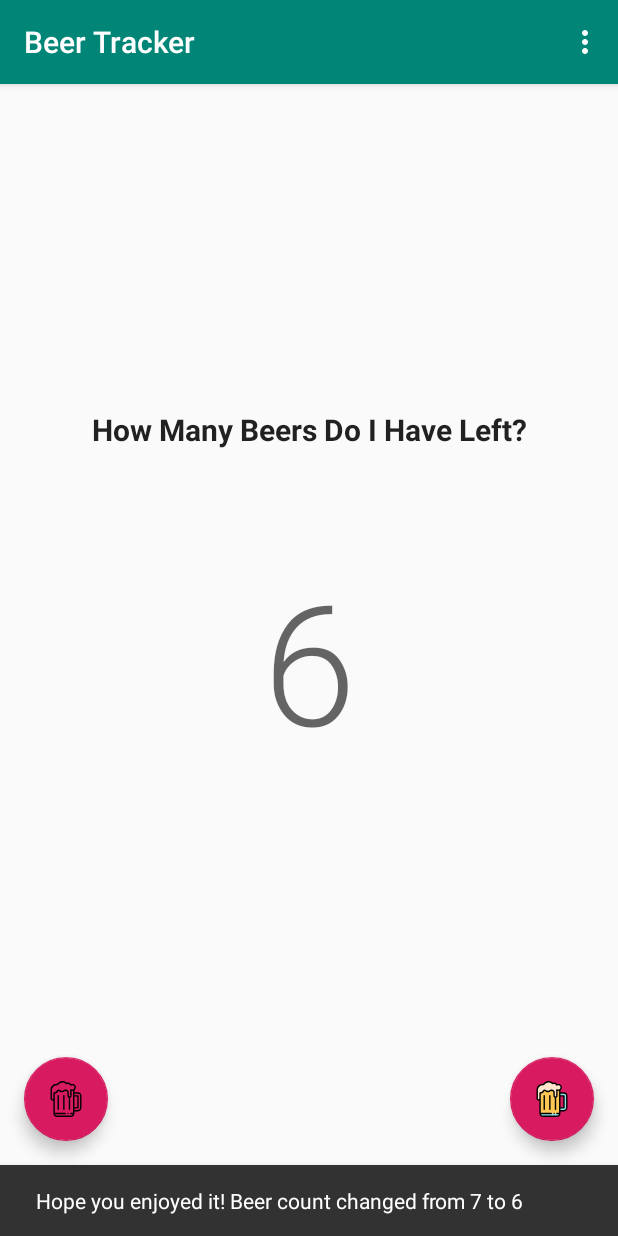
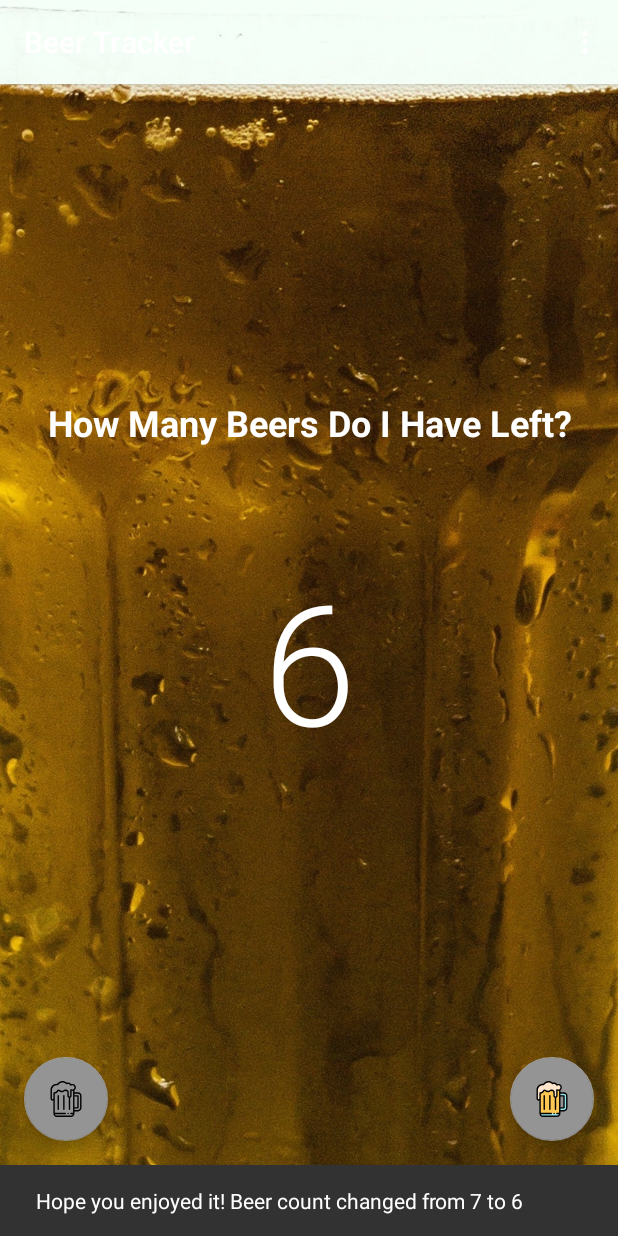
Before and after one commit to sladebaumann/beertracker, an Android app: the screen it shows after launch (MainActivity), after a tap on an icon or button, on a phone screen of 412 x 824 dp. Run offline under Robolectric (Android 15) with nearby library versions, the phone set to English and light mode, and no system bars.

Commit message:
Added background, db functionality, some styling
Still needs a lot of work in the styling department (toolbar looks janky
and could be removed). Also needs the buttons to be bigger.

```diff
--- /dev/null
+++ b/app/src/main/java/com/example/beertracker/DBHandler.kt
@@ -0,0 +1,131 @@
+package com.example.beertracker
+
+import android.content.ContentValues
+import android.content.Context
+import android.database.sqlite.SQLiteDatabase
+import android.database.sqlite.SQLiteOpenHelper
+import java.util.*
+
+class DBHandler(context: Context, name: String?,
+                factory: SQLiteDatabase.CursorFactory?, version: Int) :
+                        SQLiteOpenHelper(context, DATABASE_NAME, factory, DATABASE_VERSION) {
+
+    override fun onCreate(db: SQLiteDatabase) {
+        val CREATE_BEER_TABLE = ("CREATE TABLE " +
+                TABLE_BEER + "("
+                + BEER_COLUMN_ID + " INTEGER PRIMARY KEY," +
+                BEER_COLUMN_COUNT
+                + " INTEGER," + BEER_COLUMN_TIMESTAMP + " TEXT" + ")")
+        db.execSQL(CREATE_BEER_TABLE)
+
+        // initialize value in table
+        val values = ContentValues()
+        // TODO: use var for initial value
+        values.put(BEER_COLUMN_COUNT, 7)
+        values.put(BEER_COLUMN_TIMESTAMP, Date().toString())
+
+        db.insert(TABLE_BEER, null, values)
+    }
+
+    override fun onUpgrade(db: SQLiteDatabase, oldVersion: Int, newVersion: Int) {
+        db.execSQL("DROP TABLE IF EXISTS " + TABLE_BEER)
+        onCreate(db)
+    }
+
+    companion object {
+
+        private val DATABASE_VERSION = 1
+        private val DATABASE_NAME = "beertracker.db"
+        val TABLE_BEER = "beer"
+
+        val BEER_COLUMN_ID = "_id"
+        val BEER_COLUMN_COUNT = "count"
+        val BEER_COLUMN_TIMESTAMP = "timestamp"
+    }
+
+    fun resetCountToInitial(initialValue: Int) {
+        val db = this.writableDatabase
+
+        val values = ContentValues()
+        values.put(BEER_COLUMN_COUNT, initialValue)
+        values.put(BEER_COLUMN_TIMESTAMP, Date().toString())
+
+        db.insert(TABLE_BEER, null, values)
+
+        db.close()
+    }
+
+    fun getBeer(): Int {
+        // get current count
+        val query = "SELECT $BEER_COLUMN_COUNT FROM $TABLE_BEER ORDER BY $BEER_COLUMN_ID DESC LIMIT 0,1"
+
+        val db = this.writableDatabase
+        val cursor = db.rawQuery(query, null)
+        var count: Int? = null
+        if (cursor.moveToFirst()) {
+            cursor.moveToFirst()
+
+            count = Integer.parseInt(cursor.getString(0))
+            cursor.close()
+        }
+        db.close()
+        if (count == null) {
+            // TODO: throw error and remove return
+            return 0
+        } else {
+            return count
+        }
+    }
+
+    fun addBeer(amt: Int) {
+        // get current count
+        val query = "SELECT $BEER_COLUMN_COUNT FROM $TABLE_BEER ORDER BY $BEER_COLUMN_ID DESC LIMIT 0,1"
+
+        val db = this.writableDatabase
+        val cursor = db.rawQuery(query, null)
+        var count: Int? = null
+        if (cursor.moveToFirst()) {
+            cursor.moveToFirst()
+
+            count = Integer.parseInt(cursor.getString(0))
+            cursor.close()
+        }
+        // set count with one more bonus beer
+        val newCount = (count?: 0) + amt
+        val values = ContentValues()
+        values.put(BEER_COLUMN_COUNT, newCount)
+        values.put(BEER_COLUMN_TIMESTAMP, Date().toString())
+
+        db.insert(TABLE_BEER, null, values)
+        db.close()
+    }
+
+    fun removeBeer(amt: Int) {
+        // get current count
+        val query =
+            "SELECT $BEER_COLUMN_COUNT FROM $TABLE_BEER ORDER BY $BEER_COLUMN_ID DESC LIMIT 0,1"
+        val db = this.writableDatabase
+        val cursor = db.rawQuery(query, null)
+        var count: Int? = null
+        if (cursor.moveToFirst()) {
+            cursor.moveToFirst()
+
+            count = Integer.parseInt(cursor.getString(0))
+            cursor.close()
+        }
+        // if there are no beers, send failure message
+        if (count == null || count == 0) {
+            // do nothing
+        } else {
+            // set count with one less bonus beer
+            val newCount = (count?: 0) - amt
+            val values = ContentValues()
+            values.put(BEER_COLUMN_COUNT, newCount)
+            values.put(BEER_COLUMN_TIMESTAMP, Date().toString())
+
+            db.insert(TABLE_BEER, null, values)
+        }
+
+        db.close()
+    }
+}
--- a/app/src/main/java/com/example/beertracker/MainActivity.kt
+++ b/app/src/main/java/com/example/beertracker/MainActivity.kt
@@ -1,34 +1,55 @@
 package com.example.beertracker
 
 import android.os.Bundle
-import android.support.design.widget.Snackbar
-import android.support.v7.app.AppCompatActivity;
+import androidx.appcompat.app.AppCompatActivity;
 import android.view.Menu
 import android.view.MenuItem
+import com.google.android.material.snackbar.Snackbar
 
 import kotlinx.android.synthetic.main.activity_main.*
 import kotlinx.android.synthetic.main.content_main.*
+import android.R.attr.y
+import android.R.attr.x
+import android.opengl.Matrix
+
 
 class MainActivity : AppCompatActivity() {
 
     override fun onCreate(savedInstanceState: Bundle?) {
+
         super.onCreate(savedInstanceState)
         setContentView(R.layout.activity_main)
         setSupportActionBar(toolbar)
 
+        homeTitle.text = resources.getString(R.string.how_much)
+
+        val dbHandler = DBHandler(this, null, null, 1)
+
+        var initialVal = dbHandler.getBeer()
+        totalBeersLeft.text = initialVal.toString()
+
         decrementButton.setOnClickListener { view ->
-            val originalValue = totalBeersLeft.text.toString().toInt()
-            val newValue = originalValue - 1
-            totalBeersLeft.text = newValue.toString()
-            Snackbar.make(view, "Hope you enjoyed it! Beer count changed from $originalValue to $newValue",
-                Snackbar.LENGTH_LONG).show()
+            initialVal = dbHandler.getBeer()
+
+            // initial value is 0, can't have anymore beer
+            if (initialVal == 0) {
+                Snackbar.make(view, "You are all out of beer!!!",
+                    Snackbar.LENGTH_LONG).show()
+            } else {
+                dbHandler.removeBeer(1)
+                val newVal = dbHandler.getBeer()
+                totalBeersLeft.text = newVal.toString()
+                Snackbar.make(view, "Hope you enjoyed it! Beer count changed from $initialVal to $newVal",
+                    Snackbar.LENGTH_LONG).show()
+            }
         }
 
         incrementButton.setOnClickListener { view ->
-            val originalValue = totalBeersLeft.text.toString().toInt()
-            val newValue = originalValue + 1
-            totalBeersLeft.text = newValue.toString()
-            Snackbar.make(view, "You deserve a beer! Beer count changed from $originalValue to $newValue",
+            initialVal = dbHandler.getBeer()
+            dbHandler.addBeer(1)
+            val newVal = dbHandler.getBeer()
+            totalBeersLeft.text = newVal.toString()
+            Snackbar.make(view, "You deserve a beer! Beer count changed from $initialVal to $newVal",
                 Snackbar.LENGTH_LONG).show()
         }
     }
@@ -44,7 +65,10 @@ class MainActivity : AppCompatActivity() {
         // automatically handle clicks on the Home/Up button, so long
         // as you specify a parent activity in AndroidManifest.xml.
         return when (item.itemId) {
-            R.id.action_settings -> true
+            R.id.action_settings -> {
+//                setContentView(R.layout.settings)
+                true
+            }
             else -> super.onOptionsItemSelected(item)
         }
     }
--- a/app/src/main/res/drawable/ic_beer_empty.xml
+++ b/app/src/main/res/drawable/ic_beer_empty.xml
@@ -1,5 +1,5 @@
-<vector android:height="24dp" android:viewportHeight="512"
-    android:viewportWidth="512" android:width="24dp" xmlns:android="http://schemas.android.com/apk/res/android">
+<vector android:height="48dp" android:viewportHeight="512"
+    android:viewportWidth="512" android:width="48dp" xmlns:android="http://schemas.android.com/apk/res/android">
     <path android:fillColor="#FF000000" android:pathData="M286,451.29c-5.52,0 -10,4.48 -10,10c0,5.52 4.48,10 10,10c5.52,0 10,-4.48 10,-10S291.52,451.29 286,451.29z"/>
     <path android:fillColor="#FF000000" android:pathData="M145.5,200.29c-5.523,0 -10,4.477 -10,10v191c0,5.523 4.477,10 10,10s10,-4.477 10,-10v-191C155.5,204.767 151.023,200.29 145.5,200.29z"/>
     <path android:fillColor="#FF000000" android:pathData="M225.5,200.29c-5.523,0 -10,4.477 -10,10v191c0,5.523 4.477,10 10,10s10,-4.477 10,-10v-191C235.5,204.767 231.023,200.29 225.5,200.29z"/>
--- a/app/src/main/res/layout/activity_main.xml
+++ b/app/src/main/res/layout/activity_main.xml
@@ -1,37 +1,37 @@
 <?xml version="1.0" encoding="utf-8"?>
-<android.support.design.widget.CoordinatorLayout xmlns:android="http://schemas.android.com/apk/res/android"
-    xmlns:app="http://schemas.android.com/apk/res-auto"
-    xmlns:tools="http://schemas.android.com/tools"
-    android:layout_width="match_parent"
-    android:layout_height="match_parent"
-    tools:context=".MainActivity">
+<androidx.coordinatorlayout.widget.CoordinatorLayout xmlns:android="http://schemas.android.com/apk/res/android"
+                                                     xmlns:app="http://schemas.android.com/apk/res-auto"
+                                                     xmlns:tools="http://schemas.android.com/tools"
+                                                     android:layout_width="match_parent"
+                                                     android:layout_height="match_parent"
+                                                     tools:context=".MainActivity"
+                                                     android:background="@drawable/background_beer_bottom">
 
-    <android.support.design.widget.AppBarLayout
+    <com.google.android.material.appbar.AppBarLayout
         android:layout_width="match_parent"
         android:layout_height="wrap_content"
         android:theme="@style/AppTheme.AppBarOverlay">
 
-        <android.support.v7.widget.Toolbar
+        <androidx.appcompat.widget.Toolbar
             android:id="@+id/toolbar"
             android:layout_width="match_parent"
             android:layout_height="?attr/actionBarSize"
-            android:background="?attr/colorPrimary"
+            android:background="@drawable/background_beer_top"
             app:popupTheme="@style/AppTheme.PopupOverlay" />
 
-    </android.support.design.widget.AppBarLayout>
+    </com.google.android.material.appbar.AppBarLayout>
 
     <include layout="@layout/content_main"/>
 
-    <android.support.design.widget.FloatingActionButton
+    <com.google.android.material.floatingactionbutton.FloatingActionButton
             android:id="@+id/decrementButton"
             android:layout_width="wrap_content"
             android:layout_height="wrap_content"
             android:layout_gravity="bottom|start"
             android:layout_margin="@dimen/fab_margin"
-            app:srcCompat="@drawable/ic_beer_empty"
-            />
+            android:src="@drawable/ic_beer_empty"/>
 
-    <android.support.design.widget.FloatingActionButton
+    <com.google.android.material.floatingactionbutton.FloatingActionButton
             android:id="@+id/incrementButton"
             android:layout_width="wrap_content"
             android:layout_height="wrap_content"
@@ -39,4 +39,4 @@
             android:layout_margin="@dimen/fab_margin"
             app:srcCompat="@drawable/ic_beer_full"/>
 
-</android.support.design.widget.CoordinatorLayout>
+</androidx.coordinatorlayout.widget.CoordinatorLayout>
--- a/app/src/main/res/layout/content_main.xml
+++ b/app/src/main/res/layout/content_main.xml
@@ -1,5 +1,5 @@
 <?xml version="1.0" encoding="utf-8"?>
-<android.support.constraint.ConstraintLayout xmlns:android="http://schemas.android.com/apk/res/android"
+<androidx.constraintlayout.widget.ConstraintLayout xmlns:android="http://schemas.android.com/apk/res/android"
                                                    xmlns:app="http://schemas.android.com/apk/res-auto"
                                                    xmlns:tools="http://schemas.android.com/tools"
                                                    android:layout_width="match_parent"
@@ -17,23 +17,23 @@
             app:layout_constraintTop_toTopOf="parent"
             android:id="@+id/totalBeersLeft"
             android:textAppearance="@style/TextAppearance.AppCompat.Display4"
-            android:text="7"/>
+            android:textColor="#FFFFFF"/>
 
-    <EditText
-            android:layout_width="374dp"
-            android:layout_height="90dp"
-            android:inputType="textPersonName"
+    <TextView
+            android:layout_width="wrap_content"
+            android:layout_height="wrap_content"
             app:layout_constraintBottom_toBottomOf="parent"
             app:layout_constraintLeft_toLeftOf="parent"
             app:layout_constraintRight_toRightOf="parent"
             app:layout_constraintTop_toTopOf="parent"
-            android:text="How Many Beers Do I Have Left?"
-            android:id="@+id/titleText"
             style="@style/Widget.MaterialComponents.TextInputEditText.FilledBox"
             android:textAppearance="@style/TextAppearance.AppCompat.Display1"
-            android:textSize="20sp"
+            android:textSize="24sp"
             android:textStyle="bold"
             app:layout_constraintVertical_bias="0.264"
-            android:textAlignment="center"/>
+            android:textAlignment="center"
+            android:autofillHints=""
+            android:id="@+id/homeTitle"
+            android:textColor="#FFFFFF"/>
 
-</android.support.constraint.ConstraintLayout>
+</androidx.constraintlayout.widget.ConstraintLayout>
--- a/app/src/main/res/values/colors.xml
+++ b/app/src/main/res/values/colors.xml
@@ -1,6 +1,6 @@
 <?xml version="1.0" encoding="utf-8"?>
 <resources>
-    <color name="colorPrimary">#008577</color>
-    <color name="colorPrimaryDark">#00574B</color>
-    <color name="colorAccent">#D81B60</color>
+    <color name="colorPrimary">#1565C0</color>
+    <color name="colorPrimaryDark">#283593</color>
+    <color name="colorAccent">#949494</color>
 </resources>
--- a/app/src/main/res/values/dimens.xml
+++ b/app/src/main/res/values/dimens.xml
@@ -1,3 +1,4 @@
-<resources>
+<resources xmlns:tools="http://schemas.android.com/tools">
     <dimen name="fab_margin">16dp</dimen>
+    <dimen name="fab_margin_large" tools:override="true">48dp</dimen>
 </resources>
--- a/gradle.properties
+++ b/gradle.properties
@@ -13,3 +13,5 @@ org.gradle.jvmargs=-Xmx1536m
 # org.gradle.parallel=true
 # Kotlin code style for this project: "official" or "obsolete":
 kotlin.code.style=official
+android.useAndroidX=true
+android.enableJetifier=true
```
Also changed, not shown: app/build.gradle (+8 -7 lines), app/src/main/AndroidManifest.xml (+6 -2 lines), app/src/main/java/com/example/beertracker/Beer.kt (added, +20 -0 lines), app/src/main/java/com/example/beertracker/SettingsActivity.kt (added, +24 -0 lines), app/src/main/res/layout/settings_activity.xml (added, +10 -0 lines), app/src/main/res/values/arrays.xml (added, +12 -0 lines), app/src/main/res/values/strings.xml (+16 -0 lines), app/src/main/res/xml/root_preferences.xml (added, +54 -0 lines), app/src/main/res/drawable/background_beer_bottom.jpeg (added), app/src/main/res/drawable/background_beer_top.jpeg (added), 1 other file. Lines whose indentation alone changed are shown as unchanged.
